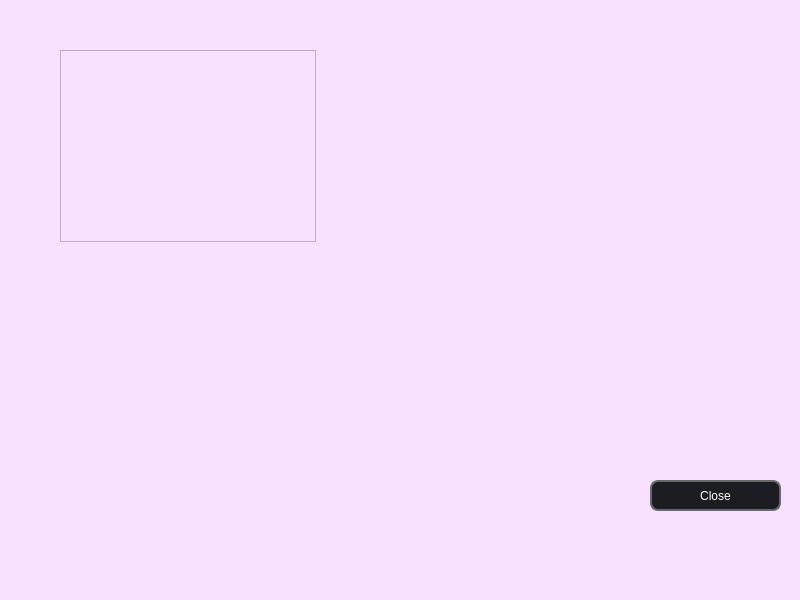
Above: UI/w_deck/deck.ui from Saigz/task_tracker_qt before the change. Below: the same form after it.
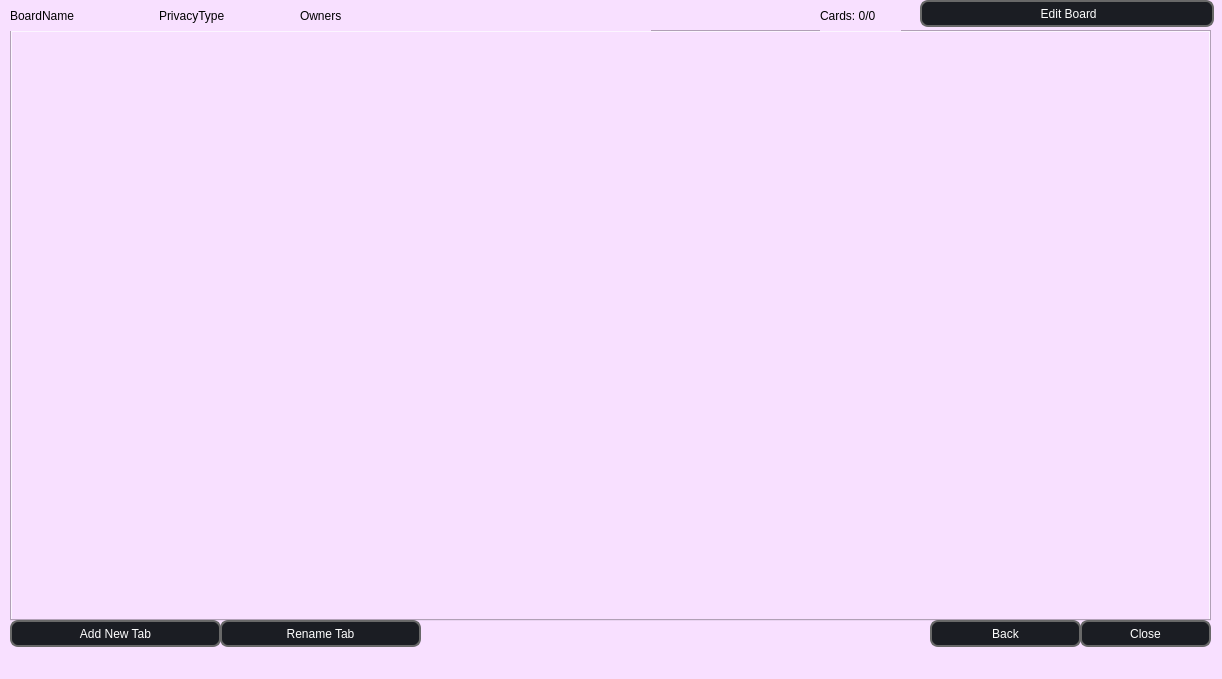
That is the form after the change.

Commit message: Board realisation

What changed in the file:
```diff
--- a/UI/w_deck/deck.ui
+++ b/UI/w_deck/deck.ui
@@ -6,8 +6,8 @@
    <rect>
     <x>0</x>
     <y>0</y>
-    <width>800</width>
-    <height>600</height>
+    <width>1222</width>
+    <height>679</height>
    </rect>
   </property>
   <property name="windowTitle">
@@ -17,23 +17,87 @@
    <string notr="true">background-color: rgb(248, 224, 255);</string>
   </property>
   <widget class="QWidget" name="centralwidget">
-   <widget class="QTableWidget" name="tableWidget">
+   <widget class="QTabWidget" name="tabWidget">
     <property name="geometry">
      <rect>
-      <x>60</x>
-      <y>50</y>
-      <width>256</width>
-      <height>192</height>
+      <x>10</x>
+      <y>30</y>
+      <width>1201</width>
+      <height>591</height>
      </rect>
+    </property>
+    <property name="currentIndex">
+     <number>-1</number>
+    </property>
+    <property name="tabsClosable">
+     <bool>true</bool>
+    </property>
+   </widget>
+   <widget class="QWidget" name="horizontalLayoutWidget_3">
+    <property name="geometry">
+     <rect>
+      <x>10</x>
+      <y>0</y>
+      <width>291</width>
+      <height>31</height>
+     </rect>
+    </property>
+    <layout class="QHBoxLayout" name="horizontalLayout_3">
+     <item>
+      <widget class="QLabel" name="Name_label">
+       <property name="text">
+        <string>BoardName</string>
+       </property>
+      </widget>
+     </item>
+     <item>
+      <widget class="QLabel" name="Type_label">
+       <property name="text">
+        <string>PrivacyType</string>
+       </property>
+      </widget>
+     </item>
+    </layout>
+   </widget>
+   <widget class="QPushButton" name="btn_add_owner">
+    <property name="geometry">
+     <rect>
+      <x>920</x>
+      <y>0</y>
+      <width>294</width>
+      <height>27</height>
+     </rect>
+    </property>
+    <property name="styleSheet">
+     <string notr="true">QPushButton {
+	border: 2px solid rgb(104, 104, 104);
+	border-radius: 8px;
+	padding-left: auto;
+    padding-right: auto;
+	color: rgb(255, 255, 255);
+	background-color: rgb(27, 29, 35);
+	font: 600 12pt &quot;Montserrat SemiBold&quot;;
+}
+QPushButton:hover {
+	border: 2px solid rgb(85, 170, 255);
+	background-color: rgb(43, 45, 56);
+}
+QPushButton:focus {
+	border: 2px solid rgb(48, 50, 62);
+}
+</string>
+    </property>
+    <property name="text">
+     <string> Edit Board</string>
     </property>
    </widget>
    <widget class="QPushButton" name="btn_close">
     <property name="geometry">
      <rect>
-      <x>650</x>
-      <y>480</y>
+      <x>1080</x>
+      <y>620</y>
       <width>131</width>
-      <height>31</height>
+      <height>27</height>
      </rect>
     </property>
     <property name="styleSheet">
@@ -59,18 +123,142 @@
      <string>Close</string>
     </property>
    </widget>
+   <widget class="QPushButton" name="btn_back">
+    <property name="geometry">
+     <rect>
+      <x>930</x>
+      <y>620</y>
+      <width>151</width>
+      <height>27</height>
+     </rect>
+    </property>
+    <property name="styleSheet">
+     <string notr="true">QPushButton {
+	border: 2px solid rgb(104, 104, 104);
+	border-radius: 8px;
+	padding-left: auto;
+    padding-right: auto;
+	color: rgb(255, 255, 255);
+	background-color: rgb(27, 29, 35);
+	font: 600 12pt &quot;Montserrat SemiBold&quot;;
+}
+QPushButton:hover {
+	border: 2px solid rgb(85, 170, 255);
+	background-color: rgb(43, 45, 56);
+}
+QPushButton:focus {
+	border: 2px solid rgb(48, 50, 62);
+}
+</string>
+    </property>
+    <property name="text">
+     <string>Back</string>
+    </property>
+   </widget>
+   <widget class="QPushButton" name="btn_add_column">
+    <property name="geometry">
+     <rect>
+      <x>10</x>
+      <y>620</y>
+      <width>211</width>
+      <height>27</height>
+     </rect>
+    </property>
+    <property name="styleSheet">
+     <string notr="true">QPushButton {
+	border: 2px solid rgb(104, 104, 104);
+	border-radius: 8px;
+	padding-left: auto;
+    padding-right: auto;
+	color: rgb(255, 255, 255);
+	background-color: rgb(27, 29, 35);
+	font: 600 12pt &quot;Montserrat SemiBold&quot;;
+}
+QPushButton:hover {
+	border: 2px solid rgb(85, 170, 255);
+	background-color: rgb(43, 45, 56);
+}
+QPushButton:focus {
+	border: 2px solid rgb(48, 50, 62);
+}
+</string>
+    </property>
+    <property name="text">
+     <string>Add New Tab</string>
+    </property>
+   </widget>
+   <widget class="QWidget" name="horizontalLayoutWidget_4">
+    <property name="geometry">
+     <rect>
+      <x>300</x>
+      <y>0</y>
+      <width>351</width>
+      <height>31</height>
+     </rect>
+    </property>
+    <layout class="QHBoxLayout" name="horizontalLayout_4">
+     <item>
+      <widget class="QLabel" name="Owners_label">
+       <property name="text">
+        <string>Owners</string>
+       </property>
+      </widget>
+     </item>
+    </layout>
+   </widget>
+   <widget class="QWidget" name="horizontalLayoutWidget_5">
+    <property name="geometry">
+     <rect>
+      <x>820</x>
+      <y>0</y>
+      <width>81</width>
+      <height>31</height>
+     </rect>
+    </property>
+    <layout class="QHBoxLayout" name="horizontalLayout_5">
+     <item>
+      <widget class="QLabel" name="maxCards_label">
+       <property name="text">
+        <string>Cards: 0/0</string>
+       </property>
+      </widget>
+     </item>
+    </layout>
+   </widget>
+   <widget class="QPushButton" name="btn_add_column_2">
+    <property name="geometry">
+     <rect>
+      <x>220</x>
+      <y>620</y>
+      <width>201</width>
+      <height>27</height>
+     </rect>
+    </property>
+    <property name="styleSheet">
+     <string notr="true">QPushButton {
+	border: 2px solid rgb(104, 104, 104);
+	border-radius: 8px;
+	padding-left: auto;
+    padding-right: auto;
+	color: rgb(255, 255, 255);
+	background-color: rgb(27, 29, 35);
+	font: 600 12pt &quot;Montserrat SemiBold&quot;;
+}
+QPushButton:hover {
+	border: 2px solid rgb(85, 170, 255);
+	background-color: rgb(43, 45, 56);
+}
+QPushButton:focus {
+	border: 2px solid rgb(48, 50, 62);
+}
+</string>
+    </property>
+    <property name="text">
+     <string>Rename Tab</string>
+    </property>
+   </widget>
   </widget>
-  <widget class="QMenuBar" name="menubar">
-   <property name="geometry">
-    <rect>
-     <x>0</x>
-     <y>0</y>
-     <width>800</width>
-     <height>21</height>
-    </rect>
-   </property>
-  </widget>
-  <widget class="QStatusBar" name="statusbar"/>
+  <widget class="QStatusBar" name="statusBar"/>
  </widget>
  <resources/>
  <connections/>
```
The commit also changes 14 other files.
